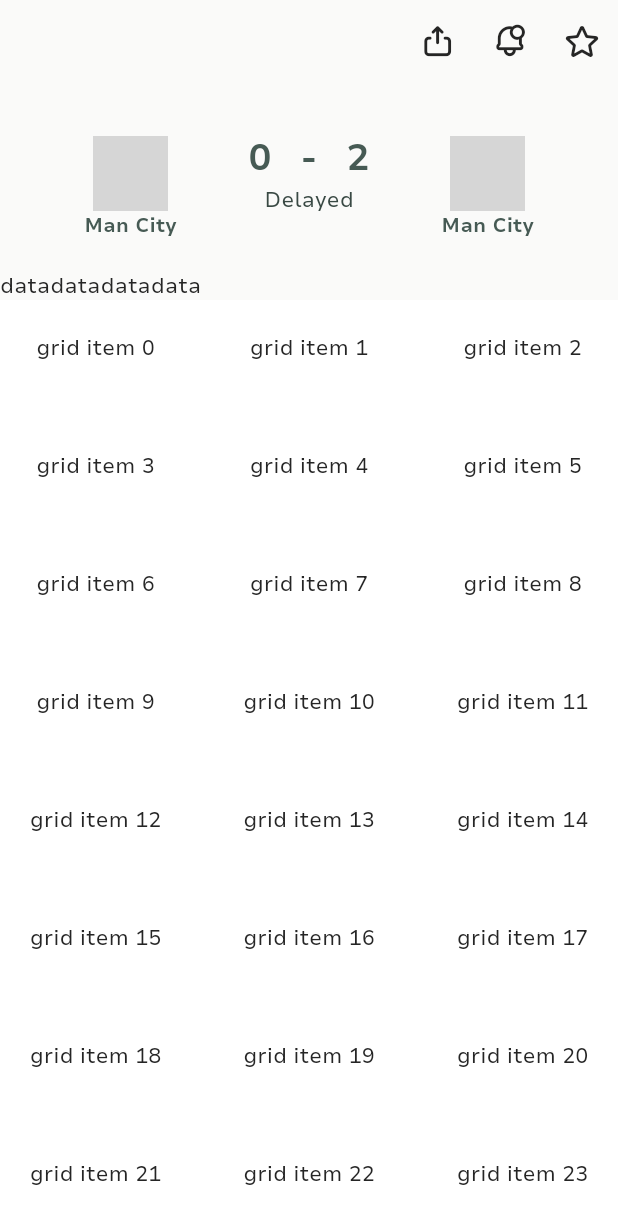
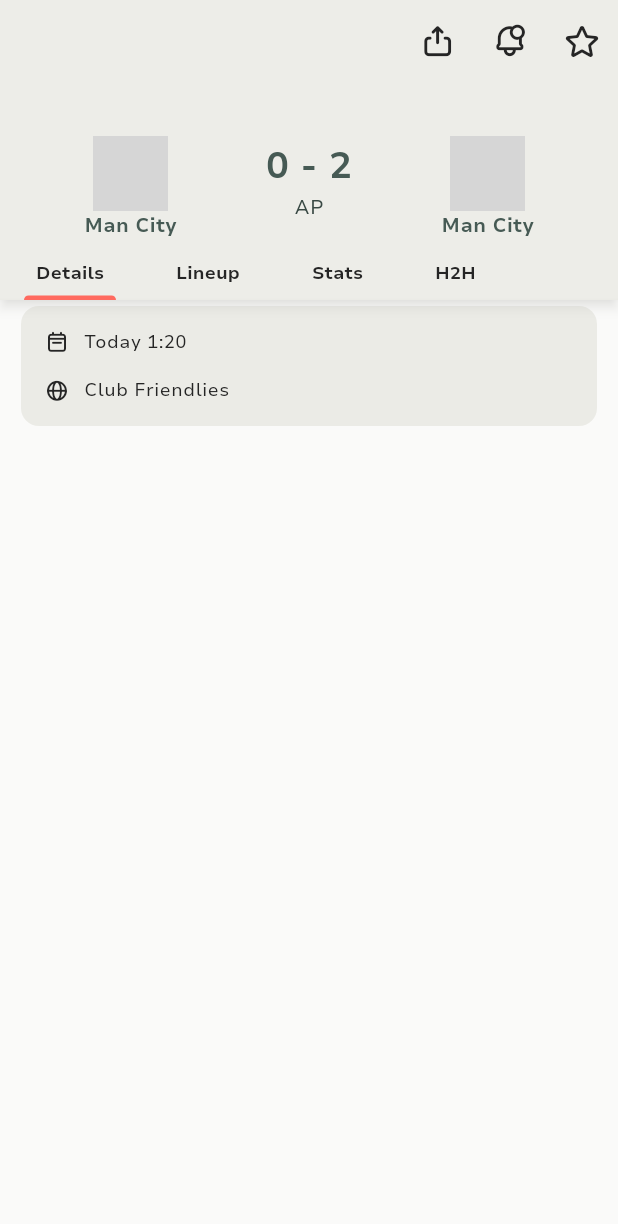
Before and after one commit to mavicDesigns/GoalBuzz, a Flutter app: the screen it shows after launch, on a phone screen of 412 x 824 dp. Shown: the top 1224 px of the screen. Run offline on Flutter 3.47's test engine with Material 3 defaults, Android fonts, the phone set to English and light mode, and no system bars; our stand-ins replace bloc, equatable, flutter_bloc, lottie; network calls fail; grey boxes are pictures that could not be loaded.

Commit message:
Added to details Page

```diff
--- a/lib/src/routes/app_routes.dart
+++ b/lib/src/routes/app_routes.dart
@@ -4,7 +4,7 @@
 import 'package:truck/src/screens/dropdown_screen.dart';
 import 'package:truck/src/screens/form_Screen.dart';
 import 'package:truck/src/screens/main_screen.dart';
-import 'package:truck/src/screens/match_details_screen.dart';
+import 'package:truck/src/screens/matchDetails/match_details_screen.dart';
 import 'package:truck/src/screens/select_button_screen.dart';
 import 'package:truck/src/screens/splash_screen.dart';
 import '../screens/login_screen.dart';
--- a/lib/src/screens/match_details_screen.dart
+++ b/lib/src/screens/matchDetails/match_details_screen.dart
@@ -1,5 +1,6 @@
 import 'package:flutter/material.dart';
 import 'package:truck/assets/fonts/MavicIcons/mavic_i_cons_icons.dart';
+import 'package:truck/src/screens/matchDetails/pageviews/details_page_screen.dart';
 
 class MatchDetailsScreen extends StatefulWidget {
   const MatchDetailsScreen({super.key});
@@ -8,8 +9,11 @@
   State<MatchDetailsScreen> createState() => _MatchDetailsScreenState();
 }
 
-class _MatchDetailsScreenState extends State<MatchDetailsScreen> {
+class _MatchDetailsScreenState extends State<MatchDetailsScreen>
+    with SingleTickerProviderStateMixin {
   late ScrollController _scrollController;
+  late TabController _tabController;
+
   bool isExpanded = true;
   final collapsedBarHeight = 60.0;
   final expandedBarHeight = 200.0;
@@ -18,10 +22,13 @@
   double _imageScale = 1.0;
   double _translateX = 0; // Initial value
 
+  final List<String> pageViewNavs = ["Details", "Lineup", "Stats", "H2H"];
+
   @override
   void initState() {
     // TODO: implement initState
     super.initState();
+    _tabController = TabController(vsync: this, length: pageViewNavs.length);
     _scrollController = ScrollController();
     _scrollController.addListener(() {
       double offset = _scrollController.offset;
@@ -29,7 +36,7 @@
           expandedBarHeight - 150; // Maximum scroll offset for the SliverAppBar
 
       double initialTranslateX = 0; // Translation value when expanded
-      double finalTranslateX = 50; // Translation value when collapsed
+      double finalTranslateX = 70; // Translation value when collapsed
 
       setState(() {
         _textOpacity = ((maxOffset - offset) / maxOffset).clamp(0.0, 1.0);
@@ -41,20 +48,32 @@
     });
   }
 
-  @override
-  Widget build(BuildContext context) {
-    return Scaffold(
-      backgroundColor: Theme.of(context).cardColor,
-      body: CustomScrollView(
-        controller: _scrollController,
-        slivers: [
-          SliverAppBar(
+  List<Widget> _buildPageNav() {
+    return List.generate(pageViewNavs.length, (index) {
+      return Container(
+        padding: EdgeInsets.symmetric(horizontal: 8, vertical: 8),
+        child: Text(
+          pageViewNavs[index],
+          style: TextStyle(
+              fontSize: 12,
+              fontFamily: Theme.of(context).textTheme.bodyLarge!.fontFamily,
+              fontWeight: FontWeight.bold,
+              color: Theme.of(context).textTheme.bodySmall!.color!),
+        ),
+      );
+    });
+  }
+
+  Widget _buildAppBar() {
+    return SliverAppBar(
       expandedHeight: expandedBarHeight,
       pinned: true,
+      forceElevated: true,
+      shadowColor: Theme.of(context).cardTheme.color!.withOpacity(.5),
       actionsIconTheme: IconThemeData(
         opacity: _textOpacity,
       ),
-            backgroundColor: Theme.of(context).scaffoldBackgroundColor,
+      backgroundColor: Theme.of(context).cardTheme.color,
       collapsedHeight: collapsedBarHeight,
       flexibleSpace: AnimatedBuilder(
         animation: _scrollController,
@@ -69,44 +88,44 @@
               MavicICons.share_ios_export,
             )),
         IconButton(
-                  onPressed: () => {},
-                  icon: Icon(MavicICons.bell_notification)),
+            onPressed: () => {}, icon: Icon(MavicICons.bell_notification)),
         IconButton(onPressed: () => {}, icon: Icon(MavicICons.star))
       ],
       bottom: PreferredSize(
           preferredSize: Size.fromHeight(50),
-              child: Container(
-                child: Row(
-                  children: [
-                    Text('data'),
-                    Text('data'),
-                    Text('data'),
-                    Text('data'),
+          child: TabBar(
+            onTap: (value) {
+               _tabController.animateTo(value);
+            },
+            tabAlignment: TabAlignment.start,
+            controller: _tabController,
+            dividerColor: Theme.of(context).cardTheme.color,
+            isScrollable: true,
+            tabs: _buildPageNav(),
+          )),
+    );
+  }
+
+  @override
+  Widget build(BuildContext context) {
+    return Scaffold(
+        body: NestedScrollView(
+          controller: _scrollController,
+          headerSliverBuilder: (BuildContext context, bool innerBoxIsScrolled) {
+            return <Widget>[
+              _buildAppBar(),
+            ];
+          },
+          body: TabBarView(
+            controller: _tabController,
+            children: <Widget>[
+              DetailsPageView(),
+              DetailsPageView(),
+              DetailsPageView(),
+              DetailsPageView(),
             ],
           ),
-              ),
-            ),
-          ),
-          SliverGrid(
-            delegate: SliverChildBuilderDelegate(
-              (context, index) {
-                return Container(
-                  alignment: Alignment.center,
-                  color: Colors.teal[70],
-                  child: Text('grid item $index'),
-                );
-              },
-            ),
-            gridDelegate: SliverGridDelegateWithFixedCrossAxisCount(
-              crossAxisCount: 3,
-              mainAxisSpacing: 15,
-              crossAxisSpacing: 15,
-              childAspectRatio: 2.0,
-            ),
-          )
-        ],
-      ),
-    );
+        ));
   }
 
   Widget _buildFinishedScoreBar() {
@@ -159,56 +178,26 @@
                 mainAxisAlignment: MainAxisAlignment.center,
                 children: [
                   SizedBox(
-                    height: 10,
+                    height: 20,
                   ),
                   Text(''),
                   Transform.scale(
                     scale: _imageScale,
-                    child: Row(
-                      mainAxisAlignment: MainAxisAlignment.center,
-                      children: [
-                        Text(
-                          '0',
+                    child: Text(
+                      '0 - 2',
                       style: TextStyle(
                           fontSize: 25,
                           fontWeight: FontWeight.bold,
-                              color: Theme.of(context)
-                                  .textTheme
-                                  .displayLarge!
-                                  .color),
-                        ),
-                        SizedBox(
-                          width: 50,
-                          child: Text(
-                            '-',
-                            textAlign: TextAlign.center,
-                            style: TextStyle(
-                                fontSize: 25,
-                                fontWeight: FontWeight.bold,
-                                color: Theme.of(context)
-                                    .textTheme
-                                    .displayLarge!
-                                    .color),
-                          ),
-                        ),
-                        Text(
-                          '2',
-                          style: TextStyle(
-                              fontSize: 25,
-                              fontWeight: FontWeight.bold,
-                              color: Theme.of(context)
-                                  .textTheme
-                                  .displayLarge!
-                                  .color),
-                        ),
-                      ],
+                          color:
+                              Theme.of(context).textTheme.displayLarge!.color),
                     ),
                   ),
                   Opacity(
                     opacity: _textOpacity,
                     child: Text(
-                      'Delayed',
+                      'AP',
                       style: TextStyle(
+                          fontSize: 13,
                           color: Theme.of(context).textTheme.bodyLarge!.color),
                     ),
                   ),
@@ -257,7 +246,4 @@
           ],
         ));
   }
-
-
-
 }
--- /dev/null
+++ b/lib/src/screens/matchDetails/pageviews/details_page_screen.dart
@@ -0,0 +1,54 @@
+
+import 'package:flutter/material.dart';
+import 'package:truck/assets/fonts/MavicIcons/mavic_i_cons_icons.dart';
+
+class DetailsPageView extends StatefulWidget {
+  const DetailsPageView({super.key});
+
+  @override
+  State<DetailsPageView> createState() => _DetailsPageViewState();
+}
+
+class _DetailsPageViewState extends State<DetailsPageView> {
+  @override
+  Widget build(BuildContext context) {
+    return  SafeArea(
+      child: Container(
+        padding: EdgeInsets.symmetric(horizontal: 10),
+        child: Column(
+          children: [
+            _buildDetailsCard()
+        ],),
+      ),
+    );
+  }
+
+
+  Widget _buildDetailsCard(){
+    return Card(
+      elevation: 0,
+      child: Padding(
+        padding: const EdgeInsets.symmetric(vertical:  8.0),
+        child: Column(children: [
+          Container(
+            padding: EdgeInsets.symmetric(horizontal:  16 ,vertical: 8),
+            child: Row(children: [
+              Icon(MavicICons.calendar_week, size: 16, color: Theme.of(context).iconTheme.color,),
+              SizedBox(width: 10,),
+              Text('Today 1:20', style: Theme.of(context).textTheme.bodySmall,)
+            ],),
+          ),
+
+            Container(
+            padding: EdgeInsets.symmetric(horizontal:  16, vertical: 8),
+            child: Row(children: [
+              Icon(MavicICons.globe, size: 16, color: Theme.of(context).iconTheme.color,),
+              SizedBox(width: 10,),
+              Text('Club Friendlies', style: Theme.of(context).textTheme.bodySmall,)
+            ],),
+          )
+        ],),
+      ),
+    );
+  }
+}
--- /dev/null
+++ b/lib/src/screens/matchDetails/pageviews/head_to_head_screen.dart
@@ -0,0 +1,16 @@
+
+import 'package:flutter/material.dart';
+
+class HeadToHeadPageView extends StatefulWidget {
+  const HeadToHeadPageView({super.key});
+
+  @override
+  State<HeadToHeadPageView> createState() => _HeadToHeadPageViewState();
+}
+
+class _HeadToHeadPageViewState extends State<HeadToHeadPageView> {
+  @override
+  Widget build(BuildContext context) {
+    return const Placeholder();
+  }
+}
--- /dev/null
+++ b/lib/src/screens/matchDetails/pageviews/lineup_screen.dart
@@ -0,0 +1,16 @@
+
+import 'package:flutter/material.dart';
+
+class LineUpPageView extends StatefulWidget {
+  const LineUpPageView({super.key});
+
+  @override
+  State<LineUpPageView> createState() => _LineUpPageViewState();
+}
+
+class _LineUpPageViewState extends State<LineUpPageView> {
+  @override
+  Widget build(BuildContext context) {
+    return const Placeholder();
+  }
+}
--- /dev/null
+++ b/lib/src/screens/matchDetails/pageviews/stats_screen.dart
@@ -0,0 +1,16 @@
+
+import 'package:flutter/material.dart';
+
+class StatsPageView extends StatefulWidget {
+  const StatsPageView({super.key});
+
+  @override
+  State<StatsPageView> createState() => _StatsPageViewState();
+}
+
+class _StatsPageViewState extends State<StatsPageView> {
+  @override
+  Widget build(BuildContext context) {
+    return const Placeholder();
+  }
+}
--- a/lib/src/themes/dartk_theme.dart
+++ b/lib/src/themes/dartk_theme.dart
@@ -8,9 +8,9 @@
   static const Color secondary2 = Color(0xFF6B8E6F); // Muted olive green
   static const Color tertiary = Color(0xFF252F2C); // Deeper green #252F2C
   static const Color background = Color(0xFF252525); // Dark background RGB(37,37,35)
-  static const Color text1 = Color(0xFFE0E0E0); // Light gray for text
+  static const Color text1 = Colors.white; // Light gray for text
   static const Color text2 = Color(0xFFB0B0B0); // Medium gray for text
-  static const Color text3 = Color(0xFF8D93A3); // Light gray for text
+  static const Color text3 = Color.fromARGB(255, 158, 163, 176); // Light gray for text
     static const Color cardColor = Color.fromRGBO(64, 64, 61, 1);
 
   static const Color text4 = Color(0xff252523); // Darker gray for background
--- a/lib/src/themes/light_theme.dart
+++ b/lib/src/themes/light_theme.dart
@@ -171,9 +171,13 @@
       hintStyle: TextStyle(color: AppColors.text3),
     ),
     iconTheme: IconThemeData(
-      color: AppColors.primary1,
+      color: AppColors.text3,
     ),
      bottomNavigationBarTheme:
         BottomNavigationBarThemeData(backgroundColor: AppColors.cardColor),
     bottomAppBarTheme:
-        BottomAppBarTheme(color: Colors.transparent));
+        BottomAppBarTheme(color: Colors.transparent)
+
+
+
+        );
```
Lines whose indentation alone changed are shown as unchanged.
